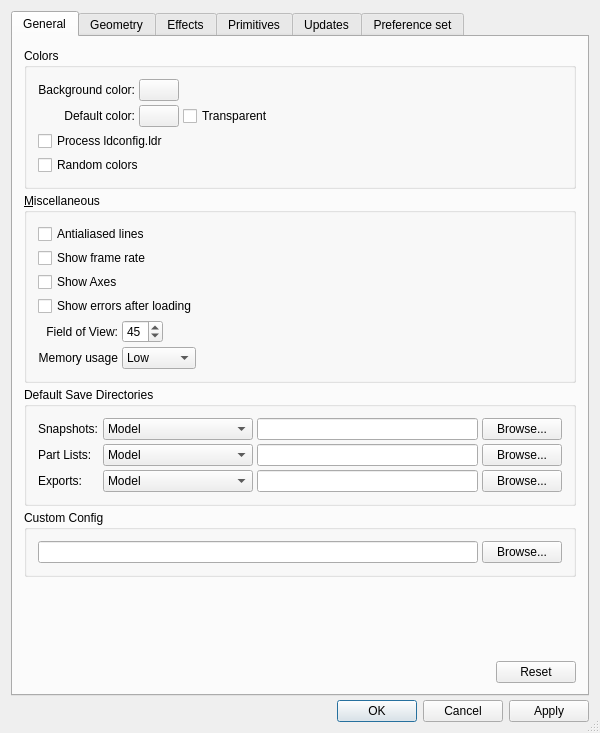
Qt form QT/PreferencesPanel.ui (tcobbs/ldview) before a commit.
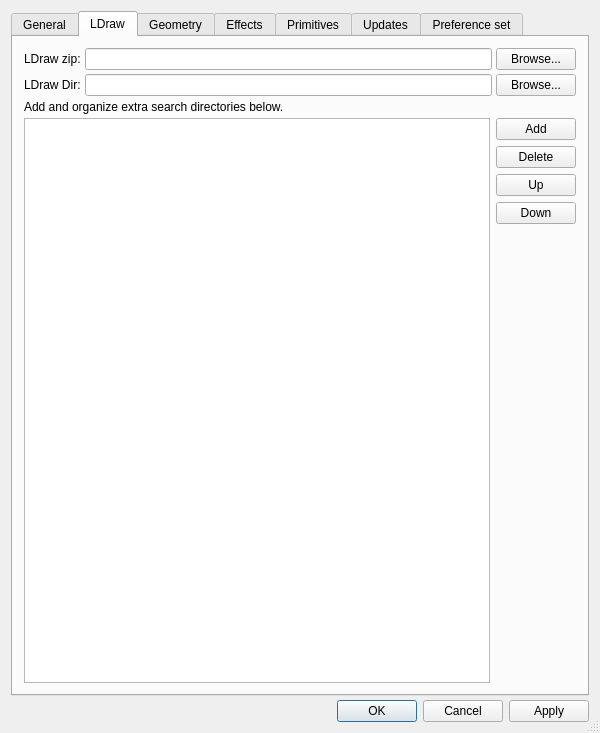
The same form after that commit. The open tabs and pages were chosen to show the change. Icons and pictures are not drawn.

Commit message: Qt: Add support for LDraw zip

Diff of the .ui file:
```diff
--- a/QT/PreferencesPanel.ui
+++ b/QT/PreferencesPanel.ui
@@ -583,6 +583,208 @@
        </item>
       </layout>
      </widget>
+     <widget class="QWidget" name="ldrawTab">
+      <attribute name="title">
+       <string>LDraw</string>
+      </attribute>
+      <layout class="QVBoxLayout">
+       <property name="spacing">
+        <number>4</number>
+       </property>
+       <property name="margin">
+        <number>11</number>
+       </property>
+        <item>
+         <layout class="QGridLayout">
+          <property name="margin">
+           <number>0</number>
+          </property>
+          <property name="spacing">
+           <number>4</number>
+          </property>
+          <item row="0" column="0">
+           <widget class="QLabel" name="ldrawZipLabel">
+            <property name="text">
+             <string>LDraw zip:</string>
+            </property>
+            <property name="alignment">
+             <set>Qt::AlignLeading|Qt::AlignLeft|Qt::AlignVCenter</set>
+            </property>
+            <property name="wordWrap">
+             <bool>false</bool>
+            </property>
+           </widget>
+          </item>
+          <item row="0" column="1">
+           <widget class="QLineEdit" name="ldrawZipEdit"/>
+          </item>
+          <item row="0" column="2">
+           <widget class="QPushButton" name="ldrawZipButton">
+            <property name="sizePolicy">
+             <sizepolicy hsizetype="Fixed" vsizetype="Fixed">
+              <horstretch>0</horstretch>
+              <verstretch>0</verstretch>
+             </sizepolicy>
+            </property>
+            <property name="text">
+             <string>Browse...</string>
+            </property>
+           </widget>
+          </item>
+          <item row="1" column="0">
+           <widget class="QLabel" name="ldrawDirLabel">
+            <property name="text">
+             <string>LDraw Dir:</string>
+            </property>
+            <property name="alignment">
+             <set>Qt::AlignLeading|Qt::AlignLeft|Qt::AlignVCenter</set>
+            </property>
+            <property name="wordWrap">
+             <bool>false</bool>
+            </property>
+           </widget>
+          </item>
+          <item row="1" column="1">
+           <widget class="QLineEdit" name="ldrawDirEdit"/>
+          </item>
+          <item row="1" column="2">
+           <widget class="QPushButton" name="ldrawDirButton">
+            <property name="sizePolicy">
+             <sizepolicy hsizetype="Fixed" vsizetype="Fixed">
+              <horstretch>0</horstretch>
+              <verstretch>0</verstretch>
+             </sizepolicy>
+            </property>
+            <property name="text">
+             <string>Browse...</string>
+            </property>
+           </widget>
+          </item>
+         </layout>
+        </item>
+	<item>
+          <widget class="QLabel" name="ldrawExtraLabel">
+            <property name="text">
+             <string>Add and organize extra search directories below.</string>
+            </property>
+            <property name="alignment">
+             <set>Qt::AlignLeading|Qt::AlignLeft|Qt::AlignVCenter</set>
+            </property>
+            <property name="wordWrap">
+             <bool>false</bool>
+            </property>
+           </widget>
+        </item>
+	<item>
+          <layout class="QHBoxLayout">
+            <property name="margin">
+              <number>0</number>
+            </property>
+            <property name="spacing">
+              <number>6</number>
+            </property>
+            <item>
+              <widget class="QListWidget" name="ExtraDirListView">
+                <property name="sizePolicy">
+                  <sizepolicy>
+                    <hsizetype>3</hsizetype>
+                    <vsizetype>3</vsizetype>
+                    <horstretch>0</horstretch>
+                    <verstretch>0</verstretch>
+                  </sizepolicy>
+                </property>
+              </widget>
+            </item>
+            <item>
+              <layout class="QVBoxLayout">
+                <property name="margin">
+                  <number>0</number>
+                </property>
+                <property name="spacing">
+                  <number>6</number>
+                </property>
+                <item>
+                  <widget class="QPushButton" name="addExtraDirButton">
+                    <property name="sizePolicy">
+                      <sizepolicy>
+                        <hsizetype>0</hsizetype>
+                        <vsizetype>0</vsizetype>
+                        <horstretch>0</horstretch>
+                        <verstretch>0</verstretch>
+                      </sizepolicy>
+                    </property>
+                    <property name="text">
+                      <string>Add</string>
+                    </property>
+                  </widget>
+                </item>
+                <item>
+                  <widget class="QPushButton" name="delExtraDirButton">
+                    <property name="sizePolicy">
+                      <sizepolicy>
+                        <hsizetype>5</hsizetype>
+                        <vsizetype>0</vsizetype>
+                        <horstretch>0</horstretch>
+                        <verstretch>0</verstretch>
+                      </sizepolicy>
+                    </property>
+                    <property name="text">
+                      <string>Delete</string>
+                    </property>
+                  </widget>
+                </item>
+                <item>
+                  <widget class="QPushButton" name="upExtraDirButton">
+                    <property name="sizePolicy">
+                      <sizepolicy>
+                        <hsizetype>5</hsizetype>
+                        <vsizetype>0</vsizetype>
+                        <horstretch>0</horstretch>
+                        <verstretch>0</verstretch>
+                      </sizepolicy>
+                    </property>
+                    <property name="text">
+                      <string>Up</string>
+                    </property>
+                  </widget>
+                </item>
+                <item>
+                  <widget class="QPushButton" name="downExtraDirButton">
+                    <property name="sizePolicy">
+                      <sizepolicy>
+                        <hsizetype>5</hsizetype>
+                        <vsizetype>0</vsizetype>
+                        <horstretch>0</horstretch>
+                        <verstretch>0</verstretch>
+                      </sizepolicy>
+                    </property>
+                    <property name="text">
+                      <string>Down</string>
+                    </property>
+                  </widget>
+                </item>
+                <item>
+                  <spacer name="SpacerAfterExtra">
+                    <property name="sizeHint">
+                      <size>
+                        <width>20</width>
+                        <height>20</height>
+                      </size>
+                    </property>
+                    <property name="sizeType">
+                      <enum>QSizePolicy::Expanding</enum>
+                    </property>
+                    <property name="orientation">
+                      <enum>Qt::Vertical</enum>
+                    </property>
+                  </spacer>
+                </item>
+              </layout>
+            </item>
+	  </layout>
+        </item>
+      </layout>
+     </widget>
      <widget class="QWidget" name="geometryTab">
       <attribute name="title">
        <string>Geometry</string>
```
The commit also changes 10 other files.
